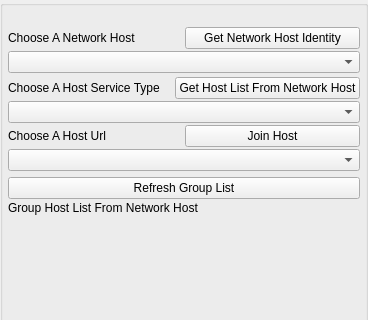
Before: the Qt Designer form AppsSrc/CommonSrc/Forms/AppletTestHostClient.ui in brettrjones-github/nolimitconnect, drawn with Qt 5; both pictures show x 0 to 368 and y 0 to 320 of the 368 by 626 pixel window.
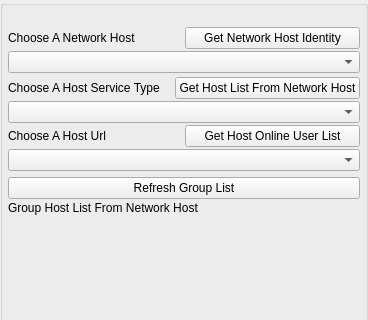
After: the same form once the commit is applied. Custom widgets are drawn as their Qt base class.

Commit message: Start on query online user list from hosted

Diff of the .ui file:
```diff
--- a/AppsSrc/CommonSrc/Forms/AppletTestHostClient.ui
+++ b/AppsSrc/CommonSrc/Forms/AppletTestHostClient.ui
@@ -126,7 +126,7 @@
         <item>
          <widget class="QPushButton" name="m_JoinHostButton">
           <property name="text">
-           <string>Join Host</string>
+           <string>Get Host Online User List</string>
           </property>
          </widget>
         </item>
```
Left out of the diff: 2 changed lines with no effect on the pictures. The commit also changes 10 other files.
